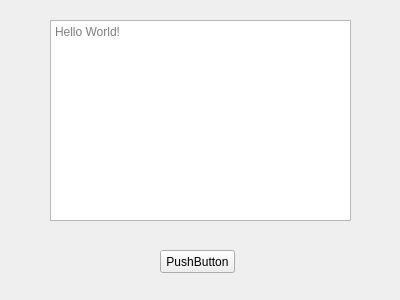
Old version of the form Src/client/client_chat.ui in the repository Nunite/Cyber_Internet.
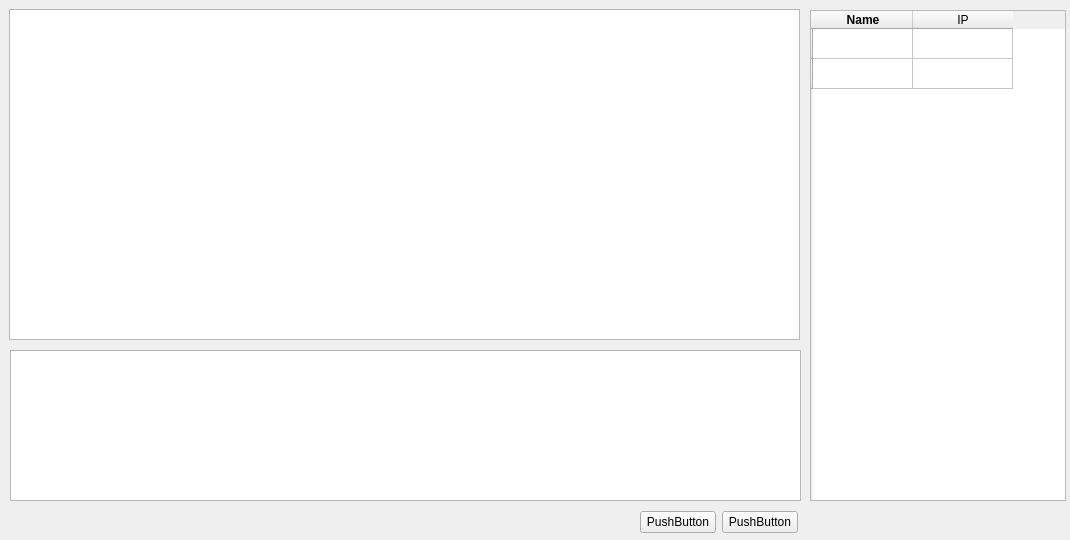
New version of the form.

```diff
--- a/Src/client/client_chat.ui
+++ b/Src/client/client_chat.ui
@@ -6,39 +6,118 @@
    <rect>
     <x>0</x>
     <y>0</y>
-    <width>400</width>
-    <height>300</height>
+    <width>1070</width>
+    <height>540</height>
    </rect>
   </property>
   <property name="windowTitle">
    <string>Form</string>
   </property>
-  <widget class="QPushButton" name="pushButton">
+  <widget class="QTextEdit" name="textEdit">
    <property name="geometry">
     <rect>
-     <x>160</x>
-     <y>250</y>
-     <width>75</width>
-     <height>23</height>
+     <x>9</x>
+     <y>9</y>
+     <width>791</width>
+     <height>331</height>
     </rect>
    </property>
-   <property name="text">
-    <string>PushButton</string>
+   <property name="sizePolicy">
+    <sizepolicy hsizetype="Expanding" vsizetype="Expanding">
+     <horstretch>0</horstretch>
+     <verstretch>1</verstretch>
+    </sizepolicy>
+   </property>
+   <property name="readOnly">
+    <bool>true</bool>
    </property>
   </widget>
   <widget class="QPlainTextEdit" name="plainTextEdit">
    <property name="geometry">
     <rect>
-     <x>50</x>
-     <y>20</y>
-     <width>301</width>
-     <height>201</height>
+     <x>10</x>
+     <y>350</y>
+     <width>791</width>
+     <height>151</height>
     </rect>
    </property>
-   <property name="placeholderText">
-    <string>Hello World!</string>
+   <property name="sizePolicy">
+    <sizepolicy hsizetype="Expanding" vsizetype="Expanding">
+     <horstretch>0</horstretch>
+     <verstretch>1</verstretch>
+    </sizepolicy>
    </property>
   </widget>
+  <widget class="QTableWidget" name="tableWidget">
+   <property name="geometry">
+    <rect>
+     <x>810</x>
+     <y>10</y>
+     <width>256</width>
+     <height>491</height>
+    </rect>
+   </property>
+   <property name="sizePolicy">
+    <sizepolicy hsizetype="Expanding" vsizetype="Expanding">
+     <horstretch>0</horstretch>
+     <verstretch>1</verstretch>
+    </sizepolicy>
+   </property>
+   <property name="columnCount">
+    <number>2</number>
+   </property>
+   <row>
+    <property name="text">
+     <string/>
+    </property>
+   </row>
+   <row>
+    <property name="text">
+     <string/>
+    </property>
+   </row>
+   <column>
+    <property name="text">
+     <string>Name</string>
+    </property>
+    <property name="font">
+     <font>
+      <bold>true</bold>
+     </font>
+    </property>
+   </column>
+   <column>
+    <property name="text">
+     <string>IP</string>
+    </property>
+   </column>
+  </widget>
+  <widget class="QWidget" name="layoutWidget">
+   <property name="geometry">
+    <rect>
+     <x>640</x>
+     <y>510</y>
+     <width>158</width>
+     <height>25</height>
+    </rect>
+   </property>
+   <layout class="QHBoxLayout" name="horizontalLayout">
+    <item>
+     <widget class="QPushButton" name="pushButton_2">
+      <property name="text">
+       <string>PushButton</string>
+      </property>
+     </widget>
+    </item>
+    <item>
+     <widget class="QPushButton" name="pushButton">
+      <property name="text">
+       <string>PushButton</string>
+      </property>
+     </widget>
+    </item>
+   </layout>
+  </widget>
  </widget>
  <resources/>
  <connections/>
```
Left out of the diff: 4 changed lines with no effect on the pictures.
